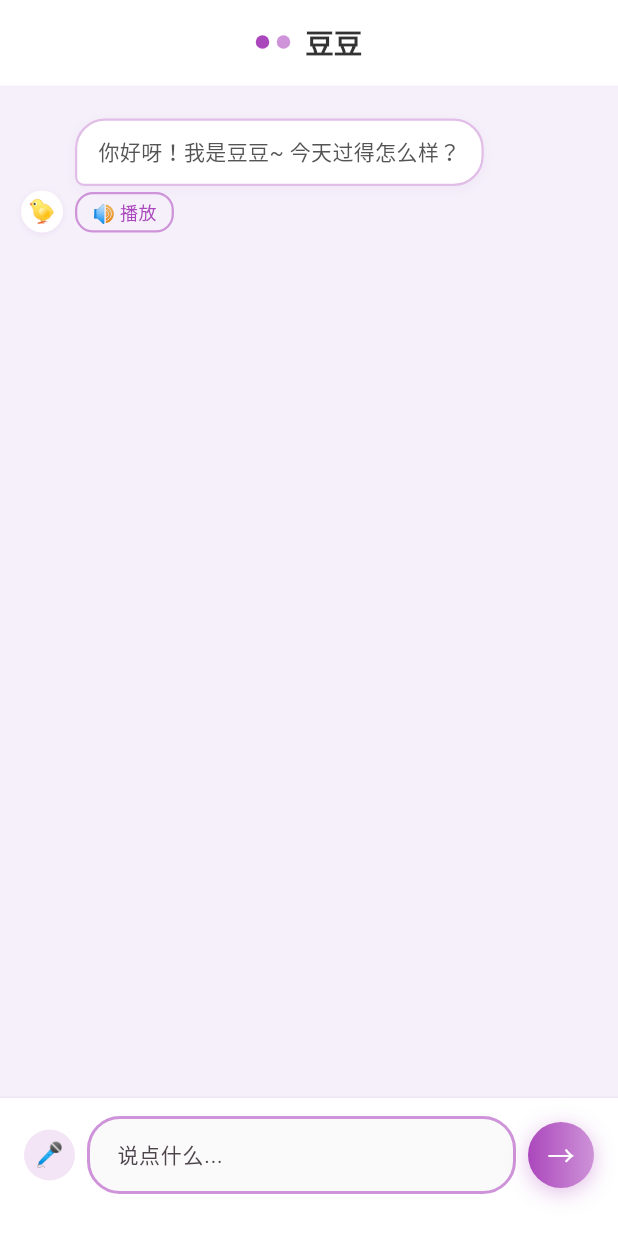
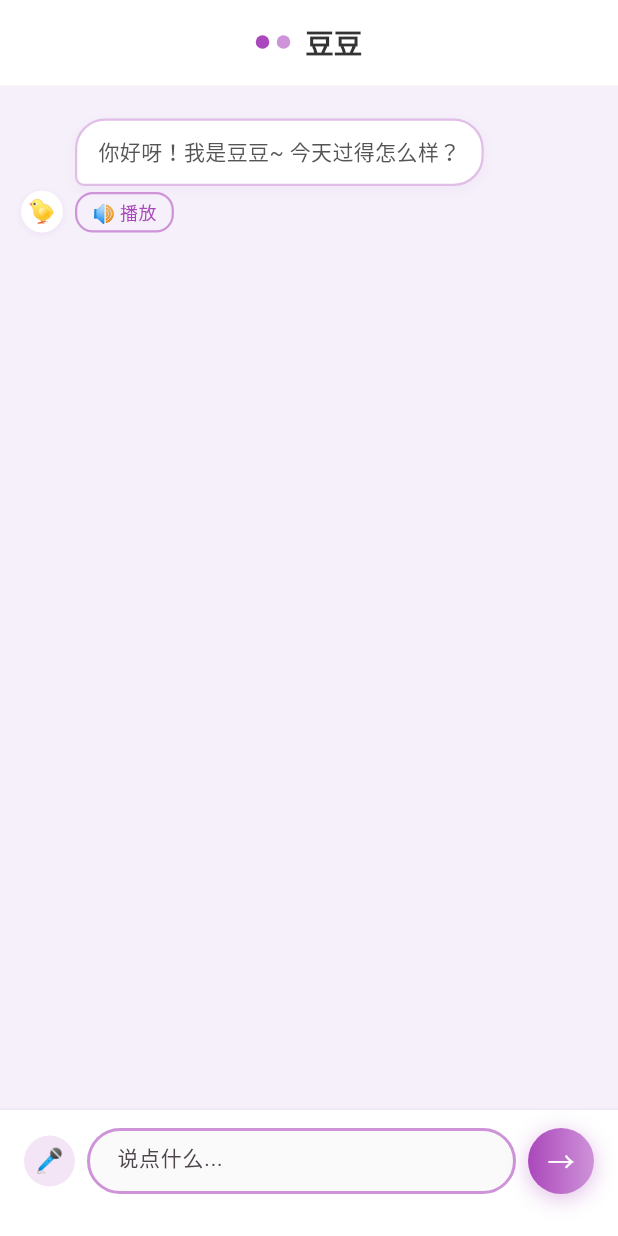
Before and after one commit to HuangJuzi/tangxiaodou, a Flutter app: the screen it shows after launch, after a tap on an icon or button, on a phone screen of 412 x 824 dp. Run offline on Flutter 3.47's test engine with Material 3 defaults, Android fonts, the phone set to English and light mode, and no system bars; our stand-ins replace audioplayers, image_picker, permission_handler; missing offline and left inert: record.

Commit message:
refactor: unify voice and text input heights into matching 44px row
Co-Authored-By: Claude Opus 4.7 <noreply@anthropic.com>

```diff
--- a/lib/screens/chat_screen.dart
+++ b/lib/screens/chat_screen.dart
@@ -14,7 +14,6 @@ import '../services/asr_service.dart';
 import '../services/tts_service.dart';
 import '../widgets/chat_bubble.dart';
 
-import '../widgets/voice_input_button.dart';
 
 class ChatScreen extends StatefulWidget {
   final LlmService llmService;
@@ -407,18 +406,48 @@ class _ChatScreenState extends State<ChatScreen> {
   }
 
   Widget _buildVoiceInput() {
-    return Stack(
+    return Row(
+      children: [
+        Expanded(
+          child: GestureDetector(
+            onLongPressStart: (_) => _onRecordStart(),
+            onLongPressEnd: (_) => _onRecordStop(),
+            child: AnimatedContainer(
+              duration: const Duration(milliseconds: 200),
+              height: 44,
+              decoration: BoxDecoration(
+                gradient: _isRecording
+                    ? const LinearGradient(colors: [Color(0xFFE53935), Color(0xFFEF5350)])
+                    : const LinearGradient(colors: [AppColors.primary, AppColors.primaryLight]),
+                borderRadius: BorderRadius.circular(22),
+                boxShadow: [
+                  BoxShadow(
+                    color: (_isRecording ? const Color(0xFFE53935) : AppColors.primary).withValues(alpha: 0.25),
+                    blurRadius: 8,
+                    offset: const Offset(0, 2),
+                  ),
+                ],
+              ),
               alignment: Alignment.center,
+              child: Row(
+                mainAxisAlignment: MainAxisAlignment.center,
                 children: [
-        VoiceInputButton(
-          isRecording: _isRecording,
-          isProcessing: _isProcessingVoice,
-          onRecordStart: _onRecordStart,
-          onRecordStop: _onRecordStop,
+                  Text(
+                    _isRecording ? '●' : '🎤',
+                    style: const TextStyle(fontSize: 16),
                   ),
-        Positioned(
-          right: 0,
-          child: GestureDetector(
+                  const SizedBox(width: 6),
+                  Text(
+                    _isProcessingVoice ? '识别中...' : (_isRecording ? '松开发送' : '按住说话'),
+                    style: const TextStyle(color: Colors.white, fontSize: 14, fontWeight: FontWeight.w500),
+                  ),
+                ],
+              ),
+            ),
+          ),
+        ),
+        const SizedBox(width: 8),
+        GestureDetector(
           onTap: () => setState(() => _isTextMode = true),
           child: Container(
             width: 34,
@@ -429,7 +458,6 @@ class _ChatScreenState extends State<ChatScreen> {
             ),
             alignment: Alignment.center,
             child: const Text('⌨', style: TextStyle(fontSize: 16)),
-            ),
           ),
         ),
       ],
@@ -455,6 +483,7 @@ class _ChatScreenState extends State<ChatScreen> {
         const SizedBox(width: 8),
         Expanded(
           child: Container(
+            height: 44,
             decoration: BoxDecoration(
               border: Border.all(color: AppColors.primaryLight, width: 2),
               borderRadius: BorderRadius.circular(22),
```
Lines whose indentation alone changed are shown as unchanged.
